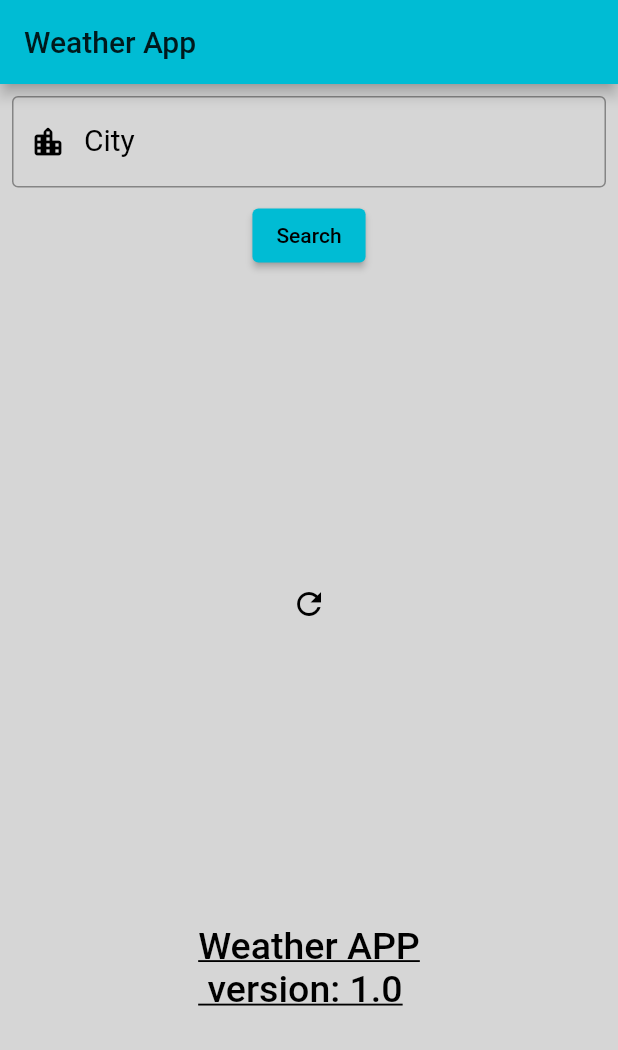
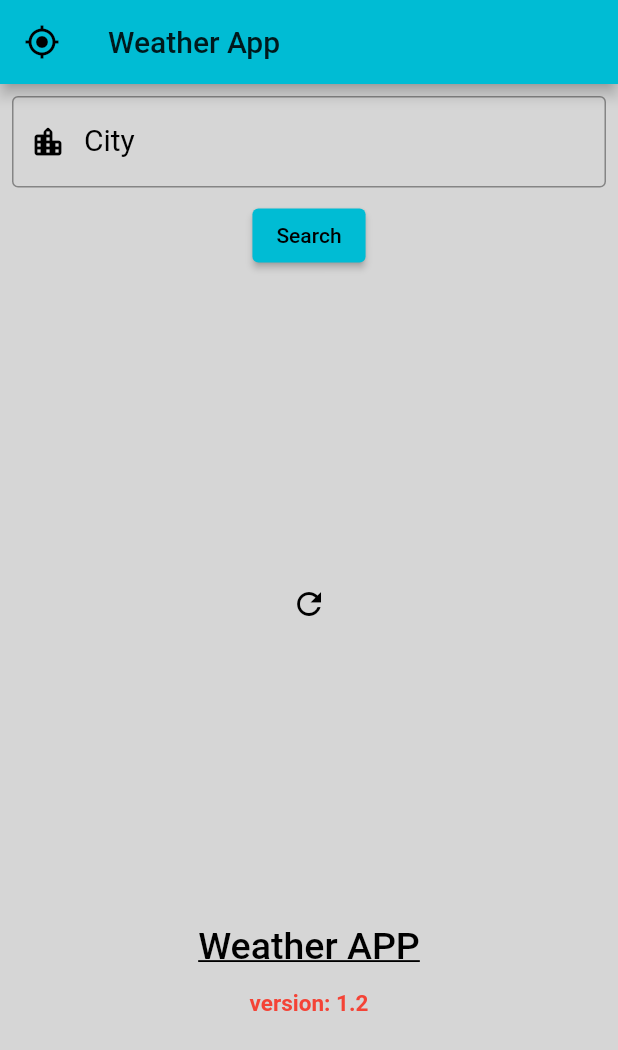
Before and after one commit to Sam071100/weatherforecast_withgeolocation, a Flutter app: the screen it shows after launch, on a phone screen of 412 x 824 dp. Shown: the top 1050 px of the screen. Run offline on Flutter 3.47's test engine with Material 2 defaults, Android fonts, the light colour scheme and no system bars; our stand-ins replace geolocator, get; Roboto replaces fonts that are missing (Times New Roman).

Commit message:
Updates 1.2

```diff
--- a/lib/screens/homeScreen.dart
+++ b/lib/screens/homeScreen.dart
@@ -17,12 +17,21 @@ class _HomescreenState extends State<Homescreen> {
   WeatherData weatherData;
   ForecastData forecastData;
   String myvar = 'visakhapatnam';
-  int counter = 0;
+  static int counter = 0;
   String citi;
   void setCiti() {
     setState(() {
       counter++;
       citi = myvar;
+      loadWeather();
+    });
+  }
+
+  final fieldText = TextEditingController();
+  void location() {
+    setState(() {
+      counter = 0;
+      fieldText.clear();
       loadWeather();
     });
   }
@@ -87,6 +96,15 @@ class _HomescreenState extends State<Homescreen> {
     return Scaffold(
       appBar: AppBar(
         title: Text('Weather App'),
+        leading: IconButton(
+          onPressed: location,
+          icon: Icon(
+            Icons.my_location_outlined,
+            color: Colors.black,
+          ),
+          splashColor: Colors.red,
+          tooltip: 'Current Location',
+        ),
       ),
       body: Center(
         child: Column(
@@ -99,6 +117,7 @@ class _HomescreenState extends State<Homescreen> {
                   myvar = text;
                 },
                 maxLines: 1,
+                controller: fieldText,
                 decoration: InputDecoration(
                     hintText: 'Enter City Name',
                     labelText: 'City',
@@ -157,14 +176,29 @@ class _HomescreenState extends State<Homescreen> {
                                   weather: forecastData.list.elementAt(index))),
                         )
                       : Container(
-                          child: Text(
-                            "Weather APP\n version: 1.0",
+                          child: Column(
+                            children: <Widget>[
+                              Text(
+                                "Weather APP",
                                 style: TextStyle(
                                     color: Colors.black,
                                     fontSize: 25.0,
                                     fontFamily: "Times New Roman",
                                     fontWeight: FontWeight.w500,
                                     decoration: TextDecoration.underline),
+                              ),
+                              SizedBox(height: 15),
+                              Text(
+                                "version: 1.2",
+                                style: TextStyle(
+                                  color: Colors.red,
+                                  fontSize: 15.0,
+                                  fontFamily: "Times New Roman",
+                                  fontWeight: FontWeight.w600,
+                                  //  decoration: TextDecoration.underline
+                                ),
+                              ),
+                            ],
                           ),
                         ),
                 ),
```
Lines whose indentation alone changed are shown as unchanged.
